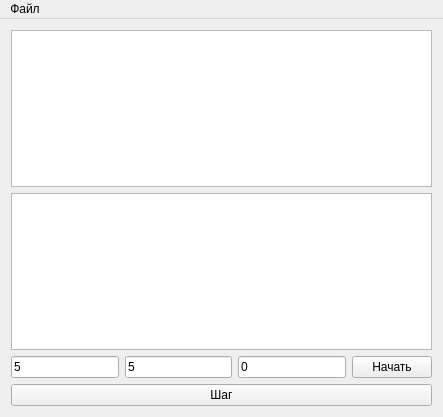
First picture: the form in displaymeltmodel.ui, repository AndreyMlashkin/stefanoproblem, before the edit.
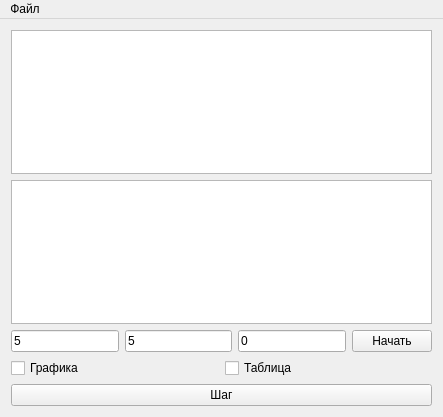
Second picture: the form after the edit.

Commit message:
applied views change visibility
it is possible to choose what view do you want to be showing

```diff
--- a/displaymeltmodel.ui
+++ b/displaymeltmodel.ui
@@ -17,12 +17,18 @@
    <layout class="QVBoxLayout" name="verticalLayout">
     <item>
      <widget class="QTableView" name="graphicsView">
+      <property name="enabled">
+       <bool>true</bool>
+      </property>
       <property name="sizePolicy">
        <sizepolicy hsizetype="Preferred" vsizetype="Preferred">
         <horstretch>0</horstretch>
         <verstretch>0</verstretch>
        </sizepolicy>
       </property>
+      <property name="showGrid">
+       <bool>false</bool>
+      </property>
       <attribute name="horizontalHeaderVisible">
        <bool>false</bool>
       </attribute>
@@ -69,6 +75,24 @@
       </item>
      </layout>
     </item>
+    <item>
+     <layout class="QHBoxLayout" name="showViewsPanel">
+      <item>
+       <widget class="QCheckBox" name="showGraphics">
+        <property name="text">
+         <string>Графика</string>
+        </property>
+       </widget>
+      </item>
+      <item>
+       <widget class="QCheckBox" name="showTable">
+        <property name="text">
+         <string>Таблица</string>
+        </property>
+       </widget>
+      </item>
+     </layout>
+    </item>
     <item>
      <widget class="QPushButton" name="step">
       <property name="text">
```
Left out of the diff: 2 changed lines with no effect on the pictures. The commit also changes 1 other file.
